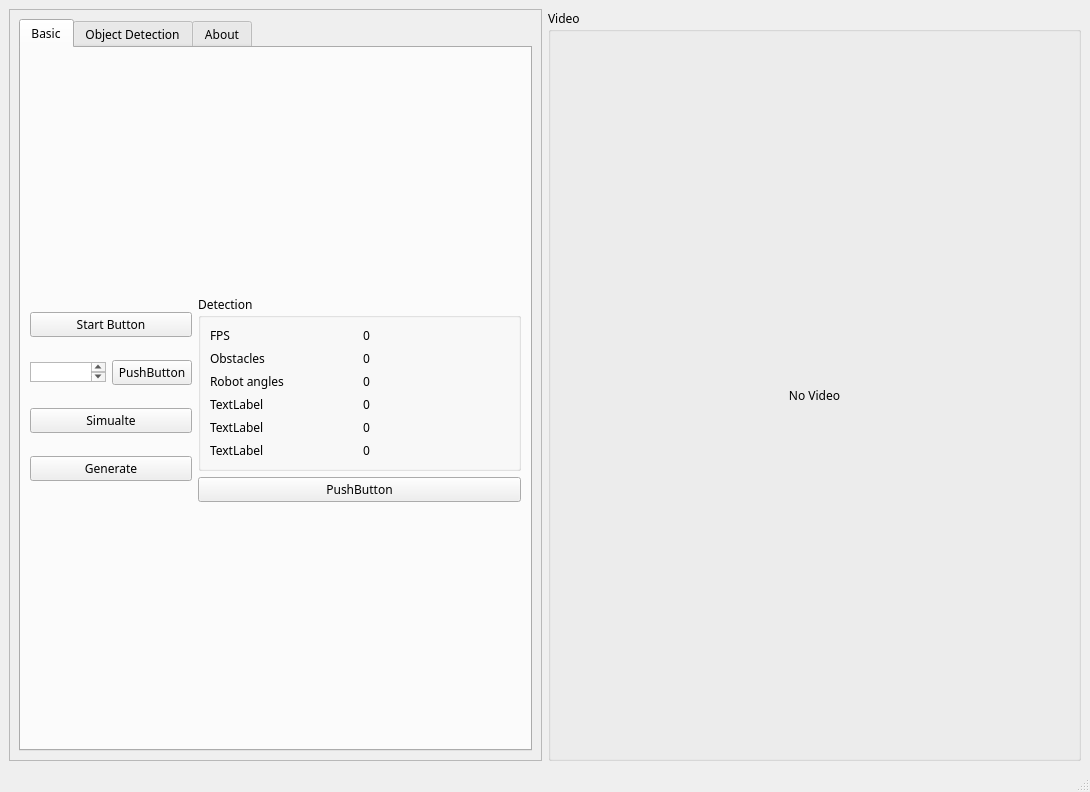
Above: ui/main.ui from jack96013/Robot_PathPlanning before the change. Below: the same form after it.
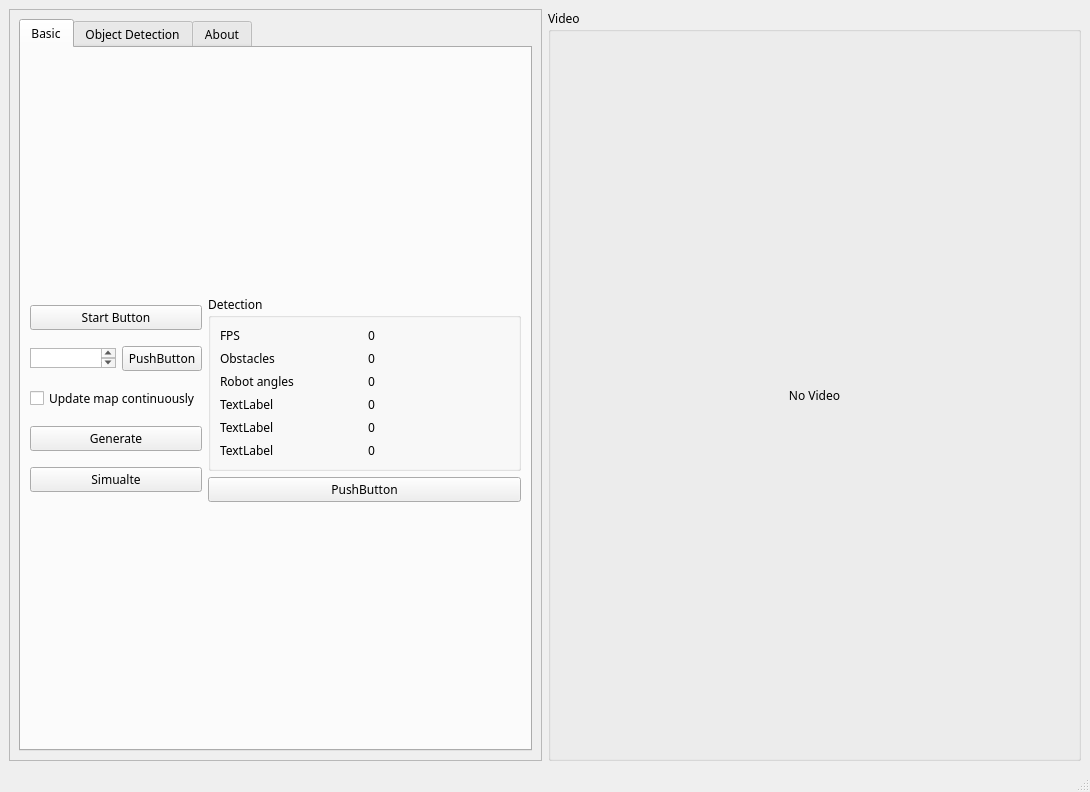
That is the form after the change. The open tabs and pages were chosen to show the change.

Patch:
```diff
--- a/ui/main.ui
+++ b/ui/main.ui
@@ -81,9 +81,9 @@
                 </layout>
                </item>
                <item>
-                <widget class="QPushButton" name="pushButton_5">
+                <widget class="QCheckBox" name="checkBox_update_map_enable">
                  <property name="text">
-                  <string>Simualte</string>
+                  <string>Update map continuously</string>
                  </property>
                 </widget>
                </item>
@@ -94,6 +94,13 @@
                  </property>
                 </widget>
                </item>
+               <item>
+                <widget class="QPushButton" name="pushButton_simulate">
+                 <property name="text">
+                  <string>Simualte</string>
+                 </property>
+                </widget>
+               </item>
               </layout>
              </item>
              <item>
```
Left out of the diff: 4 changed lines with no effect on the pictures.
